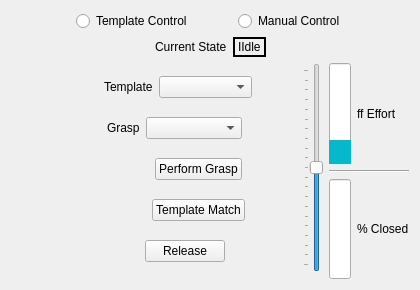
Before: the Qt Designer form vigir_ocs_grasp_widget/src/graspWidget.ui in team-vigir/vigir_ocs_common, drawn with Qt 5.
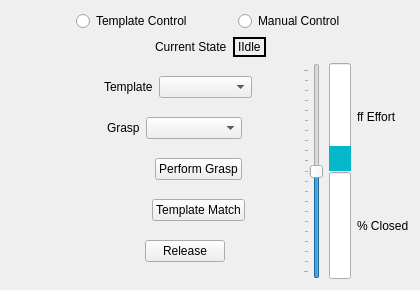
After: the same form once the commit is applied.

Commit message: modify for manual grasp control

The edit to the form file:
```diff
--- a/vigir_ocs_grasp_widget/src/graspWidget.ui
+++ b/vigir_ocs_grasp_widget/src/graspWidget.ui
@@ -380,26 +380,13 @@
          </property>
         </widget>
        </item>
-       <item>
-        <spacer name="verticalSpacer_2">
-         <property name="orientation">
-          <enum>Qt::Vertical</enum>
-         </property>
-         <property name="sizeType">
-          <enum>QSizePolicy::Fixed</enum>
-         </property>
-         <property name="sizeHint" stdset="0">
-          <size>
-           <width>7</width>
-           <height>7</height>
-          </size>
-         </property>
-        </spacer>
-       </item>
       </layout>
      </item>
      <item>
       <layout class="QVBoxLayout" name="verticalLayout_3">
+       <property name="spacing">
+        <number>1</number>
+       </property>
        <item>
         <layout class="QHBoxLayout" name="horizontalLayout_12">
          <item>
@@ -432,13 +419,6 @@
          </item>
         </layout>
        </item>
-       <item>
-        <widget class="Line" name="line">
-         <property name="orientation">
-          <enum>Qt::Horizontal</enum>
-         </property>
-        </widget>
-       </item>
        <item>
         <layout class="QHBoxLayout" name="horizontalLayout_14">
          <item>
```
The commit also changes 2 other files.
